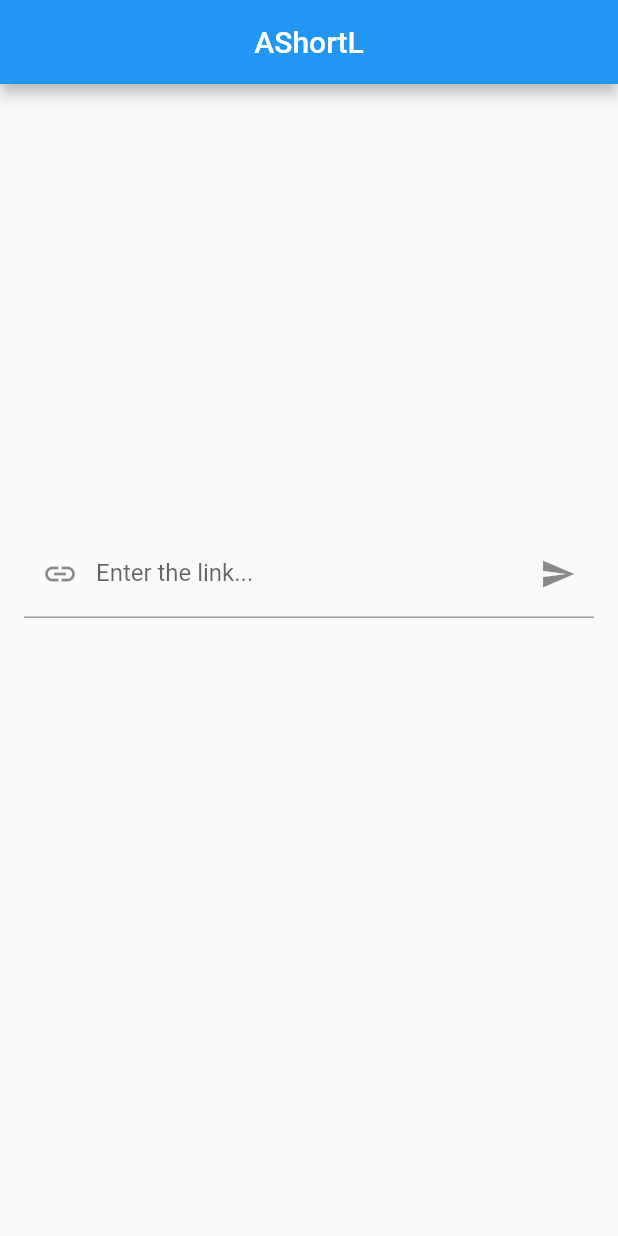
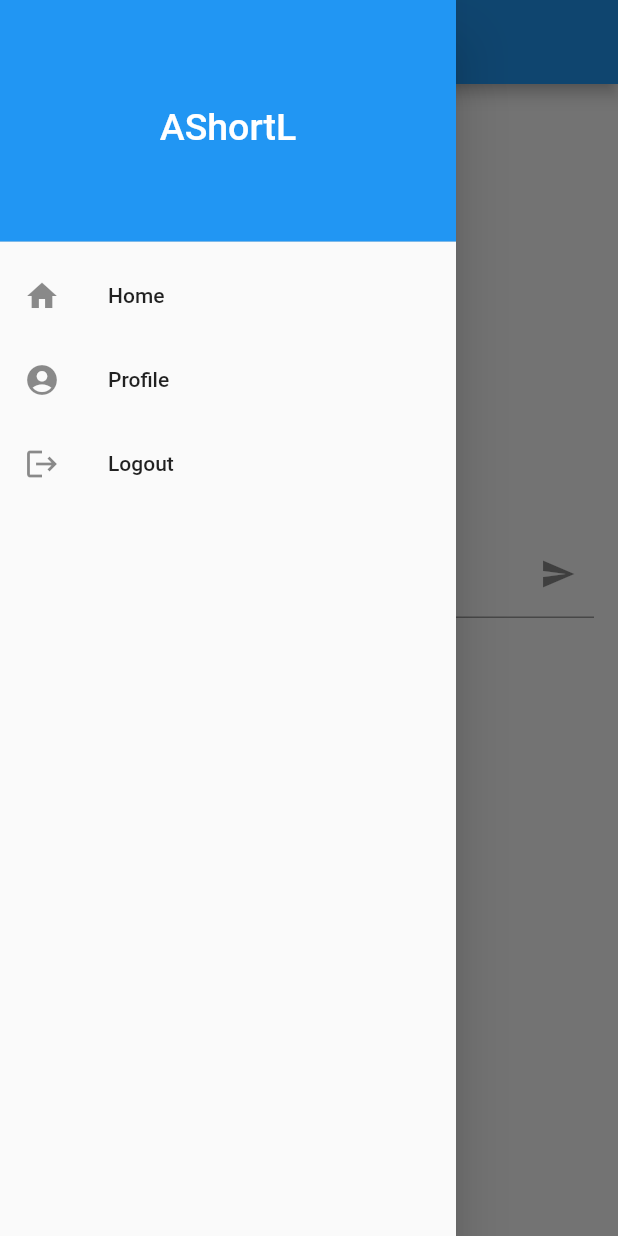
Before and after one commit to Ashraf-32/url_shortener_app, a Flutter app: the MyHomePage screen opened directly, with the side drawer open (before the commit the screen has no drawer), on a phone screen of 412 x 824 dp. Run offline on Flutter 3.47's test engine with Material 2 defaults, Android fonts, the phone set to English and light mode, and no system bars; our stand-ins replace flutter_secure_storage; accounts and stored records are empty.

```diff
--- a/lib/main.dart
+++ b/lib/main.dart
@@ -1,13 +1,12 @@
 import 'package:flutter/material.dart';
-import 'package:flutter/services.dart';
-import 'package:http/http.dart' as http;
-import 'dart:convert';
+import 'package:url_shortener_app/pages/Landing.dart';
 
 void main() {
   runApp(MyApp());
 }
 
 class MyApp extends StatelessWidget {
+
   @override
   Widget build(BuildContext context) {
     return MaterialApp(
@@ -15,135 +14,7 @@ class MyApp extends StatelessWidget {
       theme: ThemeData(
         primarySwatch: Colors.blue,
       ),
-      home: MyHomePage(),
+      home: Landing()
     );
   }
 }
-
-class MyHomePage extends StatefulWidget {
-  MyHomePage({Key key}) : super(key: key);
-
-  @override
-  _MyHomePageState createState() => _MyHomePageState();
-}
-
-class _MyHomePageState extends State<MyHomePage> {
-  var _requestUrl = Uri.parse("https://ashortl.herokuapp.com/api/");
-  Map _response = Map();
-  // String _inputUrl = '';
-  String _shortUrl = '';
-  bool _visible = false;
-  bool _showProgressbar = false;
-
-  final controller = TextEditingController();
-  final controllerval = TextEditingController();
-
-  void submit() async {
-    if (controller.text != "") {
-      setState(() => _showProgressbar = true);
-      var response = await http.post(_requestUrl,
-        body: '{"url": "${controller.text}"}',
-        headers: {"Content-Type": 'application/json'}
-      );
-      if (response.statusCode >= 200 && response.statusCode <= 400) {
-        setState(() {
-          _showProgressbar = false;
-          _response = jsonDecode(response.body);
-          _shortUrl = _response['short'];
-          controllerval.text = _shortUrl;
-
-          _visible = true;
-        });
-      }
-    } else {
-      ScaffoldMessenger.of(context).showSnackBar(SnackBar(
-        content: Text(
-          'Enter an Url!',
-          textAlign: TextAlign.center,
-        ),
-        backgroundColor: Colors.blueGrey,
-        duration: Duration(milliseconds: 1500),
-        behavior: SnackBarBehavior.floating,
-        shape: RoundedRectangleBorder(borderRadius: BorderRadius.circular(30))));
-    }
-  }
-
-
-  void copy() {
-    ClipboardData data = ClipboardData(text: _shortUrl);
-    Clipboard.setData(data);
-
-    ScaffoldMessenger.of(context).showSnackBar(SnackBar(
-        content: Text('Link Copied to Clipboard!'),
-        backgroundColor: Colors.blueGrey,
-        duration: Duration(milliseconds: 1500),
-        behavior: SnackBarBehavior.floating,
-        shape: RoundedRectangleBorder(borderRadius: BorderRadius.circular(30))));
-
-  }
-
-  @override
-  Widget build(BuildContext context) {
-    return Scaffold(
-      appBar: AppBar(
-        title: Text("AShortL"),
-        centerTitle: true,
-      ),
-      body: Column(
-        mainAxisAlignment: MainAxisAlignment.center,
-        crossAxisAlignment: CrossAxisAlignment.start,
-        children: [
-          Padding(
-            padding: EdgeInsets.symmetric(horizontal: 16.0),
-            child: TextField(
-              decoration: InputDecoration(
-                prefixIcon: Icon(Icons.link),
-                labelText: "Enter the link...",
-                suffixIcon: IconButton(
-                  icon: Icon(Icons.send),
-                  onPressed: submit,
-                  splashColor: Colors.blue,
-                  tooltip: "Shorten",
-                )
-              ),
-              controller: controller,
-              onChanged: (val) {
-                setState(() {
-                  _visible = false;
-                });
-              },
-            ),
-          ),
-          SizedBox(
-            height: 20.0,
-          ),
-          Opacity(
-            opacity: !_visible && _showProgressbar ? 1 : 0,
-            child: Center(child: CircularProgressIndicator()),
-          ),
-          AnimatedOpacity(
-            opacity: _visible ? 1.0 : 0.0,
-            duration: Duration(milliseconds: 500),
-            child: Padding(
-              padding: EdgeInsets.symmetric(horizontal: 16.0),
-              child: TextField(
-                readOnly: true,
-                decoration: InputDecoration(
-                  prefixIcon: Icon(Icons.link),
-                  labelText: "Short Link",
-                  suffixIcon: IconButton(
-                    icon: Icon(Icons.copy),
-                    onPressed: copy,
-                    splashColor: Colors.blue,
-                    tooltip: "Copy",
-                  )
-                ),
-                controller: controllerval,
-              ),
-            ),
-          )
-        ],
-      ),
-    );
-  }
-}
--- /dev/null
+++ b/lib/pages/MyHomePage.dart
@@ -0,0 +1,134 @@
+import 'package:flutter/material.dart';
+import 'package:flutter/services.dart';
+import 'package:http/http.dart' as http;
+import 'dart:convert';
+import 'package:url_shortener_app/pages/SideBar.dart';
+
+class MyHomePage extends StatefulWidget {
+  MyHomePage({Key key}) : super(key: key);
+
+  @override
+  _MyHomePageState createState() => _MyHomePageState();
+}
+
+class _MyHomePageState extends State<MyHomePage> {
+  var _requestUrl = Uri.parse("https://ashortl.herokuapp.com/api/");
+  Map _response = Map();
+  // String _inputUrl = '';
+  String _shortUrl = '';
+  bool _visible = false;
+  bool _showProgressbar = false;
+
+  final inputUrlController = TextEditingController();
+  final shortUrlController = TextEditingController();
+
+  void submit() async {
+    if (inputUrlController.text != "") {
+      setState(() => _showProgressbar = true);
+      var response = await http.post(_requestUrl,
+        body: '{"url": "${inputUrlController.text}"}',
+        headers: {"Content-Type": 'application/json'}
+      );
+      if (response.statusCode >= 200 && response.statusCode <= 400) {
+        setState(() {
+          _showProgressbar = false;
+          _response = jsonDecode(response.body);
+          _shortUrl = _response['short'];
+          shortUrlController.text = _shortUrl;
+
+          _visible = true;
+        });
+      }
+    } else {
+      ScaffoldMessenger.of(context).showSnackBar(SnackBar(
+        content: Text(
+          'Enter an Url!',
+          textAlign: TextAlign.center,
+        ),
+        backgroundColor: Colors.blueGrey,
+        duration: Duration(milliseconds: 1500),
+        behavior: SnackBarBehavior.floating,
+        shape: RoundedRectangleBorder(borderRadius: BorderRadius.circular(30))));
+    }
+  }
+
+
+  void copy() {
+    ClipboardData data = ClipboardData(text: _shortUrl);
+    Clipboard.setData(data);
+
+    ScaffoldMessenger.of(context).showSnackBar(SnackBar(
+        content: Text('Link Copied to Clipboard!'),
+        backgroundColor: Colors.blueGrey,
+        duration: Duration(milliseconds: 1500),
+        behavior: SnackBarBehavior.floating,
+        shape: RoundedRectangleBorder(borderRadius: BorderRadius.circular(30))));
+
+  }
+
+  @override
+  Widget build(BuildContext context) {
+    return Scaffold(
+      drawer: SideBar(),
+      appBar: AppBar(
+        title: Text("AShortL"),
+        centerTitle: true,
+      ),
+      body: Column(
+        mainAxisAlignment: MainAxisAlignment.center,
+        crossAxisAlignment: CrossAxisAlignment.start,
+        children: [
+          Padding(
+            padding: EdgeInsets.symmetric(horizontal: 16.0),
+            child: TextField(
+              decoration: InputDecoration(
+                prefixIcon: Icon(Icons.link),
+                labelText: "Enter the link...",
+                suffixIcon: IconButton(
+                  icon: Icon(Icons.send),
+                  onPressed: submit,
+                  splashColor: Colors.blue,
+                  tooltip: "Shorten",
+                )
+              ),
+              controller: inputUrlController,
+              onChanged: (val) {
+                setState(() {
+                  _visible = false;
+                });
+              },
+            ),
+          ),
+          SizedBox(
+            height: 20.0,
+          ),
+          Opacity(
+            opacity: !_visible && _showProgressbar ? 1 : 0,
+            child: Center(child: CircularProgressIndicator()),
+          ),
+          AnimatedOpacity(
+            opacity: _visible ? 1.0 : 0.0,
+            duration: Duration(milliseconds: 500),
+            child: Padding(
+              padding: EdgeInsets.symmetric(horizontal: 16.0),
+              child: TextField(
+                readOnly: true,
+                decoration: InputDecoration(
+                  prefixIcon: Icon(Icons.link),
+                  labelText: "Short Link",
+                  suffixIcon: IconButton(
+                    icon: Icon(Icons.copy),
+                    onPressed: copy,
+                    splashColor: Colors.blue,
+                    tooltip: "Copy",
+                  )
+                ),
+                controller: shortUrlController,
+              ),
+            ),
+          )
+        ],
+      ),
+    );
+  }
+}
--- /dev/null
+++ b/lib/pages/SideBar.dart
@@ -0,0 +1,42 @@
+import 'package:flutter/material.dart';
+
+class SideBar extends StatelessWidget {
+  const SideBar({Key key}) : super(key: key);
+
+  @override
+  Widget build(BuildContext context) {
+    return Drawer(
+      child: Column(
+        children: <Widget>[
+          DrawerHeader(
+            child: Center(
+              child: Text(
+                'AShortL',
+                textAlign: TextAlign.center,
+                style: TextStyle(color: Colors.white, fontSize: 25),
+              ),
+            ),
+            decoration: BoxDecoration(
+              color: Colors.blue
+            ),
+          ),
+          ListTile(
+            leading: Icon(Icons.home),
+            title: Text('Home'),
+            onTap: () => {},
+          ),
+          ListTile(
+            leading: Icon(Icons.account_circle_sharp),
+            title: Text('Profile'),
+            onTap: () => {Navigator.of(context).pop()},
+          ),
+          ListTile(
+            leading: Icon(Icons.logout),
+            title: Text('Logout'),
+            onTap: () => {Navigator.of(context).pop()},
+          ),
+        ],
+      ),
+    );
+  }
+}
--- a/pubspec.yaml
+++ b/pubspec.yaml
@@ -24,6 +24,7 @@ dependencies:
   flutter:
     sdk: flutter
   http: ^0.13.3
+  flutter_secure_storage: ^4.2.0
 
   # The following adds the Cupertino Icons font to your application.
   # Use with the CupertinoIcons class for iOS style icons.
```
Also changed, not shown: lib/pages/Landing.dart (added, +46 -0 lines), lib/pages/LoginPage.dart (added, +101 -0 lines), lib/services/SecureStorage.dart (added, +22 -0 lines), pubspec.lock, 1 other file.
